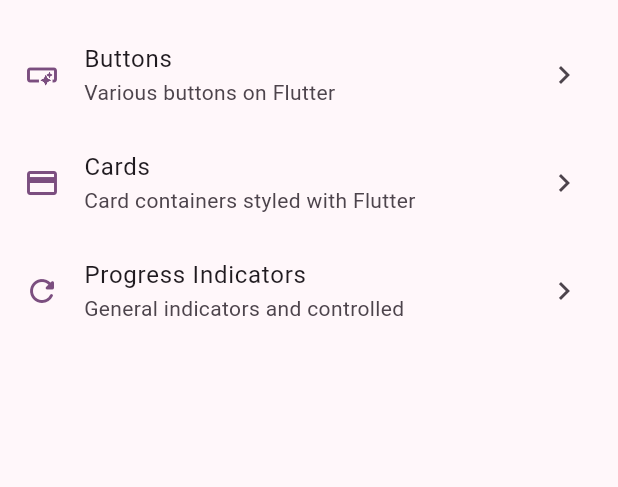
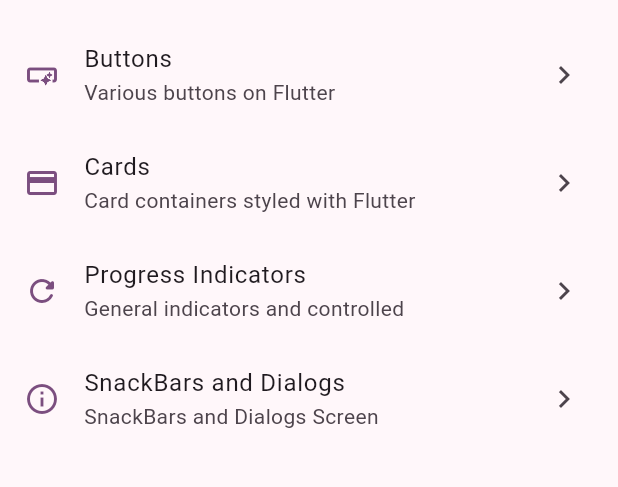
Before and after one commit to cxcarvaj/Widgets-App, a Flutter app: the screen it shows after launch, on a phone screen of 412 x 824 dp, the part 63-550 px from its top. Run offline on Flutter 3.47's test engine with Material 3 defaults, Android fonts, the phone set to English and light mode, and no system bars; our stand-ins replace go_router.

Commit message:
feat(dialogs): Implementation of dialogs

```diff
--- a/lib/config/menu/menu_items.dart
+++ b/lib/config/menu/menu_items.dart
@@ -27,10 +27,16 @@ const appMenuItems = <MenuItem>[
     link: '/cards',
     icon: Icons.credit_card_outlined,
   ),
-    MenuItem(
+  MenuItem(
     title: 'Progress Indicators',
     subtitle: 'General indicators and controlled',
     link: '/progress_indicator',
     icon: Icons.refresh_rounded,
   ),
+  MenuItem(
+    title: 'SnackBars and Dialogs',
+    subtitle: 'SnackBars and Dialogs Screen',
+    link: '/snackbar_screen',
+    icon: Icons.info_outline,
+  ),
 ];
--- a/lib/config/router/app_router.dart
+++ b/lib/config/router/app_router.dart
@@ -24,5 +24,10 @@ final appRouter = GoRouter(
       name: ProgressScreen.routeName,
       builder: (context, state) => const ProgressScreen(),
     ),
+    GoRoute(
+      path: '/snackbar_screen',
+      name: SnackBarScreen.routeName,
+      builder: (context, state) => const SnackBarScreen(),
+    ),
   ],
 );
--- a/lib/main.dart
+++ b/lib/main.dart
@@ -12,6 +12,7 @@ class MainApp extends StatelessWidget {
   @override
   Widget build(BuildContext context) {
     return MaterialApp.router(
+      title: 'Flutter Widgets',
       routerConfig: appRouter,
       debugShowCheckedModeBanner: false,
       theme: AppTheme(selectedColor: 4).getTheme(),
```
Also changed, not shown: lib/presentation/screens/snackbar/snackbar_screen.dart (+76 -1 lines).
